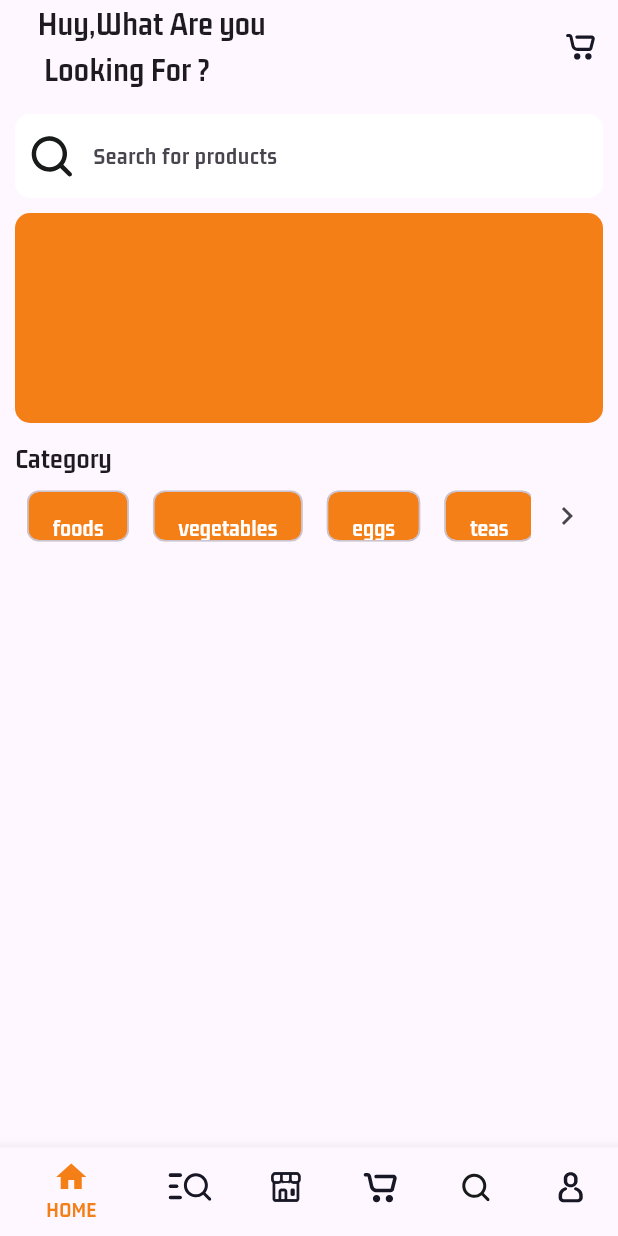
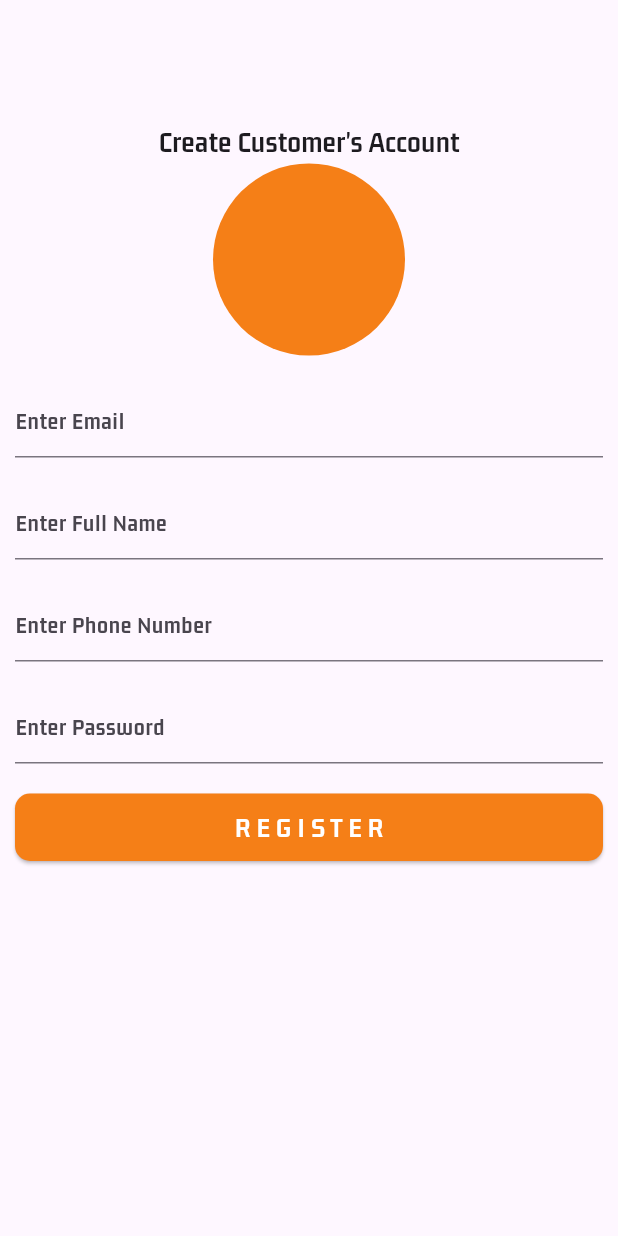
Before and after one commit to QuocHuy78035/ecommerce_app, a Flutter app: the screen it shows after launch, on a phone screen of 412 x 824 dp. Run offline on Flutter 3.47's test engine with Material 3 defaults, Android fonts, the phone set to English and light mode, and no system bars; our stand-ins replace cloud_firestore, firebase_core, flutter_svg; accounts and stored records are empty.

Commit message:
add register screen

```diff
--- a/lib/main.dart
+++ b/lib/main.dart
@@ -1,3 +1,4 @@
+import 'package:ecomerce_app/views/auth/register_screen.dart';
 import 'package:ecomerce_app/views/buyer/main_screen.dart';
 import 'package:firebase_core/firebase_core.dart';
 import 'package:flutter/material.dart';
@@ -26,7 +27,7 @@ class MyApp extends StatelessWidget {
         colorScheme: ColorScheme.fromSeed(seedColor: Colors.deepPurple),
         useMaterial3: true,
       ),
-      home: const MainScreen(),
+      home: const RegisterScreen(),
     );
   }
 }
--- /dev/null
+++ b/lib/views/auth/register_screen.dart
@@ -0,0 +1,80 @@
+import 'package:flutter/material.dart';
+
+class RegisterScreen extends StatelessWidget {
+  const RegisterScreen({super.key});
+
+  @override
+  Widget build(BuildContext context) {
+    return Scaffold(
+      body: SingleChildScrollView(
+        child: Padding(
+          padding: const EdgeInsets.symmetric(horizontal: 10),
+          child: Column(
+            children: [
+              const SizedBox(
+                height: 80,
+              ),
+              const Text(
+                "Create Customer's Account",
+                style: TextStyle(fontSize: 20),
+              ),
+              CircleAvatar(
+                backgroundColor: Colors.yellow.shade900,
+                radius: 64,
+              ),
+              const SizedBox(
+                height: 20,
+              ),
+              TextFormField(
+                decoration: const InputDecoration(hintText: "Enter Email"),
+              ),
+              const SizedBox(
+                height: 20,
+              ),
+              TextFormField(
+                decoration: const InputDecoration(hintText: "Enter Full Name"),
+              ),
+              const SizedBox(
+                height: 20,
+              ),
+              TextFormField(
+                decoration: const InputDecoration(hintText: "Enter Phone Number"),
+              ),
+              const SizedBox(
+                height: 20,
+              ),
+              TextFormField(
+                decoration: const InputDecoration(hintText: "Enter Password"),
+              ),
+              const SizedBox(
+                height: 20,
+              ),
+              SizedBox(
+                width: MediaQuery.of(context).size.width,
+                height: 45,
+                child: ElevatedButton(
+                  style: ElevatedButton.styleFrom(
+                    backgroundColor: Colors.yellow.shade900,
+                    shape: RoundedRectangleBorder(
+                      borderRadius: BorderRadius.circular(10)
+                    )
+                  ),
+                  onPressed: () {},
+                  child: const Text(
+                    "REGISTER",
+                    style: TextStyle(
+                      letterSpacing: 4,
+                      fontSize: 19,
+                      fontWeight: FontWeight.bold,
+                      color: Colors.white,
+                    ),
+                  ),
+                ),
+              )
+            ],
+          ),
+        ),
+      ),
+    );
+  }
+}
```
